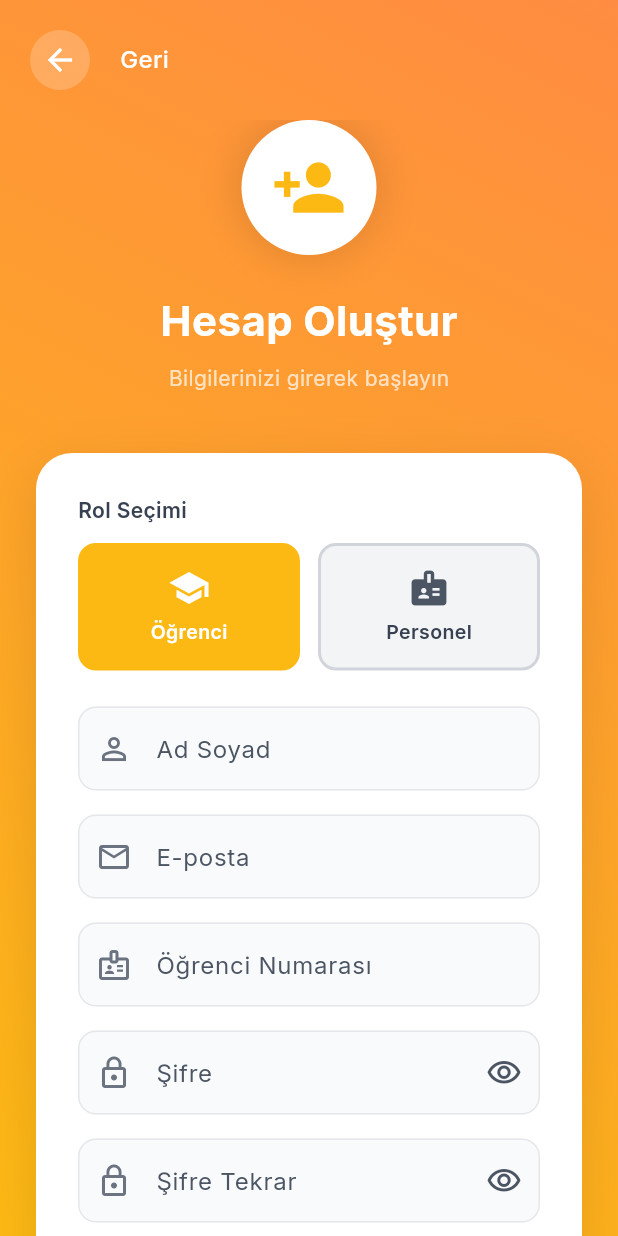
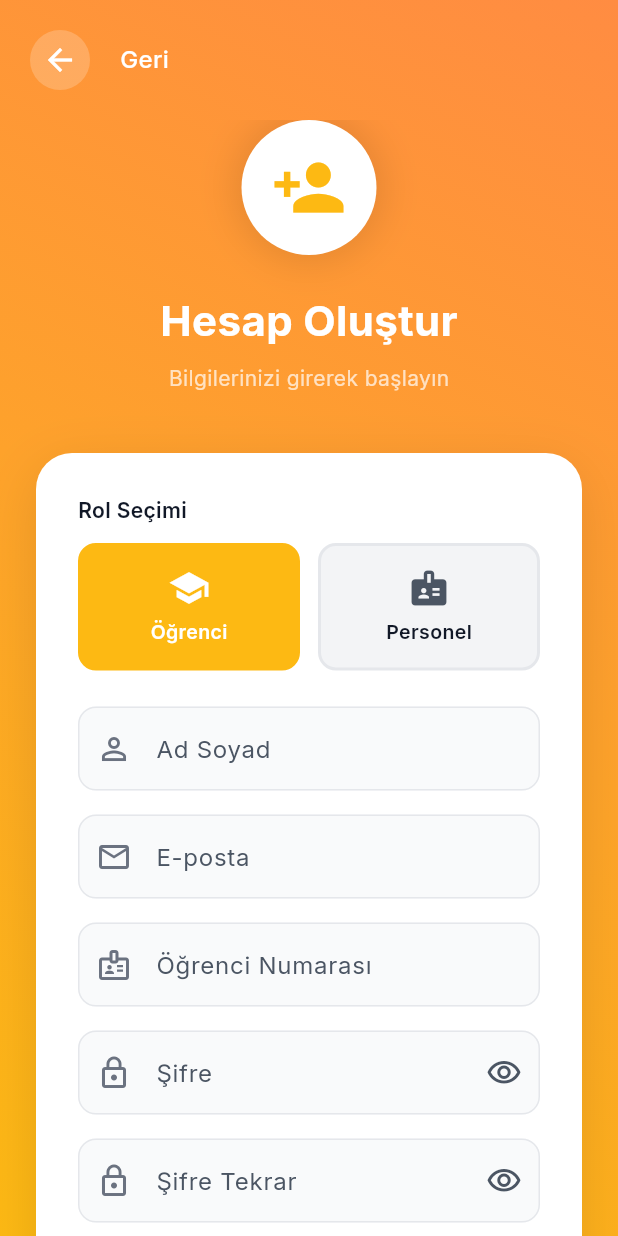
Before and after one commit to Mkosttak/etisan_proje, a Flutter app: the screen it shows after launch, after a tap on "Kayıt Ol", on a phone screen of 412 x 824 dp. Run offline on Flutter 3.47's test engine with Material 3 defaults, Android fonts, the phone set to English and light mode, and no system bars; our stand-ins replace fl_chart, google_fonts, qr_flutter, shared_preferences, supabase_flutter; accounts and stored records are empty.

Commit message:
eksikler giderildi

```diff
--- a/lib/screens/auth/login_screen.dart
+++ b/lib/screens/auth/login_screen.dart
@@ -119,14 +119,15 @@ class _LoginScreenState extends State<LoginScreen> with SingleTickerProviderStat
                       mainAxisAlignment: MainAxisAlignment.center,
                       children: [
                         // Logo ve Başlık
-                        Container(
+                        Builder(
+                          builder: (context) => Container(
                             padding: const EdgeInsets.all(24),
                             decoration: BoxDecoration(
-                            color: AppColors.white,
+                              color: AppColors.getCardColor(context),
                               shape: BoxShape.circle,
                               boxShadow: [
                                 BoxShadow(
-                                color: Colors.black.withOpacity(0.1),
+                                  color: AppColors.getShadow(context),
                                   blurRadius: 20,
                                   spreadRadius: 5,
                                 ),
@@ -136,6 +137,7 @@ class _LoginScreenState extends State<LoginScreen> with SingleTickerProviderStat
                               Icons.restaurant_menu,
                               size: 60,
                               color: AppColors.primaryOrange,
+                            ),
                           ),
                         ),
 
@@ -165,14 +167,15 @@ class _LoginScreenState extends State<LoginScreen> with SingleTickerProviderStat
                         const SizedBox(height: 50),
 
                         // Form Container
-                        Container(
+                        Builder(
+                          builder: (context) => Container(
                             padding: const EdgeInsets.all(32),
                             decoration: BoxDecoration(
-                            color: AppColors.white,
+                              color: AppColors.getCardColor(context),
                               borderRadius: BorderRadius.circular(24),
                               boxShadow: [
                                 BoxShadow(
-                                color: Colors.black.withOpacity(0.1),
+                                  color: AppColors.getShadow(context),
                                   blurRadius: 30,
                                   offset: const Offset(0, 10),
                                 ),
@@ -263,21 +266,23 @@ class _LoginScreenState extends State<LoginScreen> with SingleTickerProviderStat
                                 const SizedBox(height: 24),
 
                                 // Divider
-                                Row(
+                                Builder(
+                                  builder: (context) => Row(
                                     children: [
-                                    Expanded(child: Divider(color: AppColors.grey300)),
+                                      Expanded(child: Divider(color: AppColors.getDivider(context))),
                                       Padding(
                                         padding: const EdgeInsets.symmetric(horizontal: 16),
                                         child: Text(
                                           'veya',
                                           style: TextStyle(
-                                          color: AppColors.grey600,
+                                            color: AppColors.getTextSecondary(context),
                                             fontSize: 14,
                                           ),
                                         ),
                                       ),
-                                    Expanded(child: Divider(color: AppColors.grey300)),
+                                      Expanded(child: Divider(color: AppColors.getDivider(context))),
                                     ],
+                                  ),
                                 ),
 
                                 const SizedBox(height: 24),
@@ -314,6 +319,7 @@ class _LoginScreenState extends State<LoginScreen> with SingleTickerProviderStat
                             ),
                           ),
                           ),
+                        ),
 
                         const SizedBox(height: 32),
 
@@ -321,10 +327,10 @@ class _LoginScreenState extends State<LoginScreen> with SingleTickerProviderStat
                         Container(
                           padding: const EdgeInsets.all(20),
                           decoration: BoxDecoration(
-                            color: Colors.white.withOpacity(0.15),
+                            color: Colors.white.withValues(alpha: 0.15),
                             borderRadius: BorderRadius.circular(16),
                             border: Border.all(
-                              color: Colors.white.withOpacity(0.3),
+                              color: Colors.white.withValues(alpha: 0.3),
                               width: 1,
                             ),
                           ),
@@ -380,17 +386,18 @@ class _LoginScreenState extends State<LoginScreen> with SingleTickerProviderStat
   }
 
   Widget _buildQuickLoginChip(String label, IconData icon, VoidCallback onTap) {
-    return InkWell(
+    return Builder(
+      builder: (context) => InkWell(
         onTap: onTap,
         borderRadius: BorderRadius.circular(20),
         child: Container(
           padding: const EdgeInsets.symmetric(horizontal: 16, vertical: 10),
           decoration: BoxDecoration(
-          color: AppColors.white,
+            color: AppColors.getCardColor(context),
             borderRadius: BorderRadius.circular(20),
             boxShadow: [
               BoxShadow(
-              color: Colors.black.withOpacity(0.1),
+                color: AppColors.getShadow(context),
                 blurRadius: 8,
                 offset: const Offset(0, 2),
               ),
@@ -412,6 +419,7 @@ class _LoginScreenState extends State<LoginScreen> with SingleTickerProviderStat
             ],
           ),
         ),
+      ),
     );
   }
 }
--- a/lib/screens/auth/register_screen.dart
+++ b/lib/screens/auth/register_screen.dart
@@ -123,11 +123,13 @@ class _RegisterScreenState extends State<RegisterScreen> with SingleTickerProvid
                 padding: const EdgeInsets.all(16),
                 child: Row(
                   children: [
-                    IconButton(
+                    Builder(
+                      builder: (context) => IconButton(
                         onPressed: () => Navigator.pop(context),
                         icon: const Icon(Icons.arrow_back, color: AppColors.white),
                         style: IconButton.styleFrom(
-                        backgroundColor: Colors.white.withOpacity(0.2),
+                          backgroundColor: Colors.white.withValues(alpha: 0.2),
+                        ),
                       ),
                     ),
                     const SizedBox(width: 16),
@@ -159,14 +161,15 @@ class _RegisterScreenState extends State<RegisterScreen> with SingleTickerProvid
                           child: Column(
                             children: [
                               // Header
-                              Container(
+                              Builder(
+                                builder: (context) => Container(
                                   padding: const EdgeInsets.all(20),
                                   decoration: BoxDecoration(
-                                  color: AppColors.white,
+                                    color: AppColors.getCardColor(context),
                                     shape: BoxShape.circle,
                                     boxShadow: [
                                       BoxShadow(
-                                      color: Colors.black.withOpacity(0.1),
+                                        color: AppColors.getShadow(context),
                                         blurRadius: 20,
                                         spreadRadius: 5,
                                       ),
@@ -176,6 +179,7 @@ class _RegisterScreenState extends State<RegisterScreen> with SingleTickerProvid
                                     Icons.person_add,
                                     size: 50,
                                     color: AppColors.primaryOrange,
+                                  ),
                                 ),
                               ),
 
@@ -203,14 +207,15 @@ class _RegisterScreenState extends State<RegisterScreen> with SingleTickerProvid
                               const SizedBox(height: 40),
 
                               // Form Container
-                              Container(
+                              Builder(
+                                builder: (context) => Container(
                                   padding: const EdgeInsets.all(28),
                                   decoration: BoxDecoration(
-                                  color: AppColors.white,
+                                    color: AppColors.getCardColor(context),
                                     borderRadius: BorderRadius.circular(24),
                                     boxShadow: [
                                       BoxShadow(
-                                      color: Colors.black.withOpacity(0.1),
+                                        color: AppColors.getShadow(context),
                                         blurRadius: 30,
                                         offset: const Offset(0, 10),
                                       ),
@@ -222,12 +227,14 @@ class _RegisterScreenState extends State<RegisterScreen> with SingleTickerProvid
                                     crossAxisAlignment: CrossAxisAlignment.stretch,
                                     children: [
                                       // Role Selection
-                                      const Text(
+                                      Builder(
+                                        builder: (context) => Text(
                                           'Rol Seçimi',
                                           style: TextStyle(
                                             fontSize: 14,
                                             fontWeight: FontWeight.w600,
-                                          color: AppColors.grey700,
+                                            color: AppColors.getTextPrimary(context),
+                                          ),
                                         ),
                                       ),
                                       const SizedBox(height: 12),
@@ -377,6 +384,7 @@ class _RegisterScreenState extends State<RegisterScreen> with SingleTickerProvid
                                   ),
                                 ),
                                 ),
+                              ),
 
                               const SizedBox(height: 24),
                             ],
@@ -397,7 +405,8 @@ class _RegisterScreenState extends State<RegisterScreen> with SingleTickerProvid
   Widget _buildRoleChip(String label, IconData icon, String role) {
     final isSelected = _selectedRole == role;
 
-    return InkWell(
+    return Builder(
+      builder: (context) => InkWell(
         onTap: () {
           setState(() {
             _selectedRole = role;
@@ -407,10 +416,14 @@ class _RegisterScreenState extends State<RegisterScreen> with SingleTickerProvid
         child: Container(
           padding: const EdgeInsets.symmetric(vertical: 14),
           decoration: BoxDecoration(
-          color: isSelected ? AppColors.primaryOrange : AppColors.grey100,
+            color: isSelected
+                ? AppColors.primaryOrange
+                : AppColors.getChipBackground(context),
             borderRadius: BorderRadius.circular(12),
             border: Border.all(
-            color: isSelected ? AppColors.primaryOrange : AppColors.grey300,
+              color: isSelected
+                  ? AppColors.primaryOrange
+                  : AppColors.getBorder(context),
               width: 2,
             ),
           ),
@@ -418,14 +431,18 @@ class _RegisterScreenState extends State<RegisterScreen> with SingleTickerProvid
             children: [
               Icon(
                 icon,
-              color: isSelected ? AppColors.white : AppColors.grey600,
+                color: isSelected
+                    ? AppColors.white
+                    : AppColors.getIconColor(context),
                 size: 28,
               ),
               const SizedBox(height: 6),
               Text(
                 label,
                 style: TextStyle(
-                color: isSelected ? AppColors.white : AppColors.grey700,
+                  color: isSelected
+                      ? AppColors.white
+                      : AppColors.getTextPrimary(context),
                   fontWeight: FontWeight.w600,
                   fontSize: 13,
                 ),
@@ -433,6 +450,7 @@ class _RegisterScreenState extends State<RegisterScreen> with SingleTickerProvid
             ],
           ),
         ),
+      ),
     );
   }
 }
```
Lines whose indentation alone changed are shown as unchanged.
